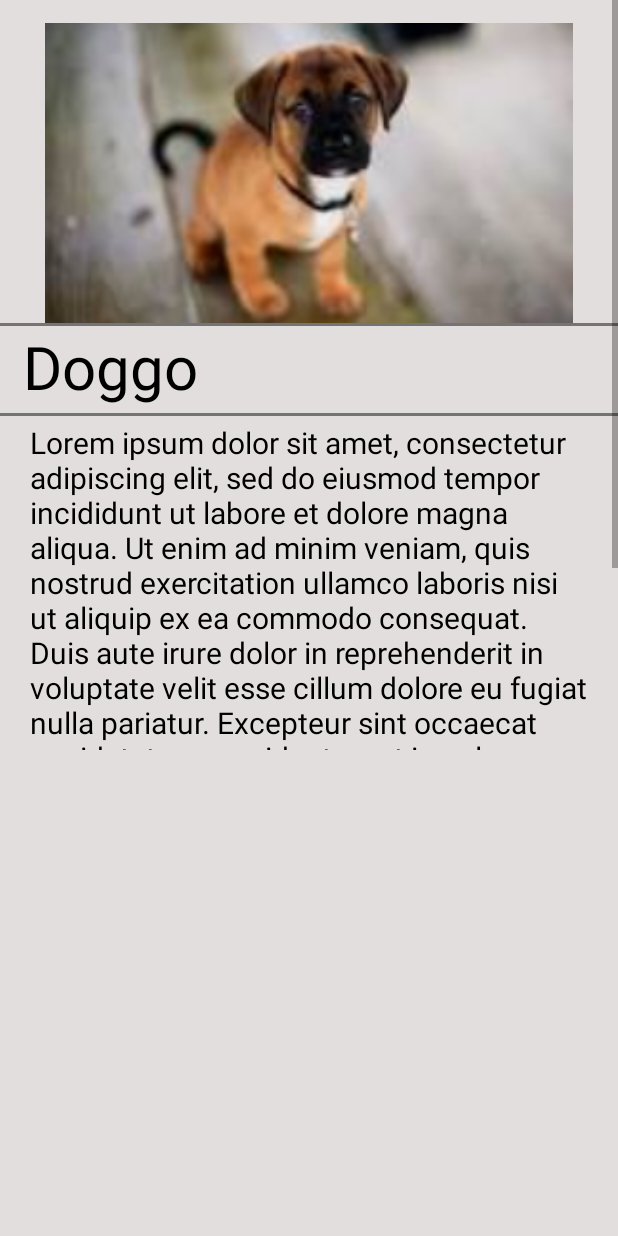
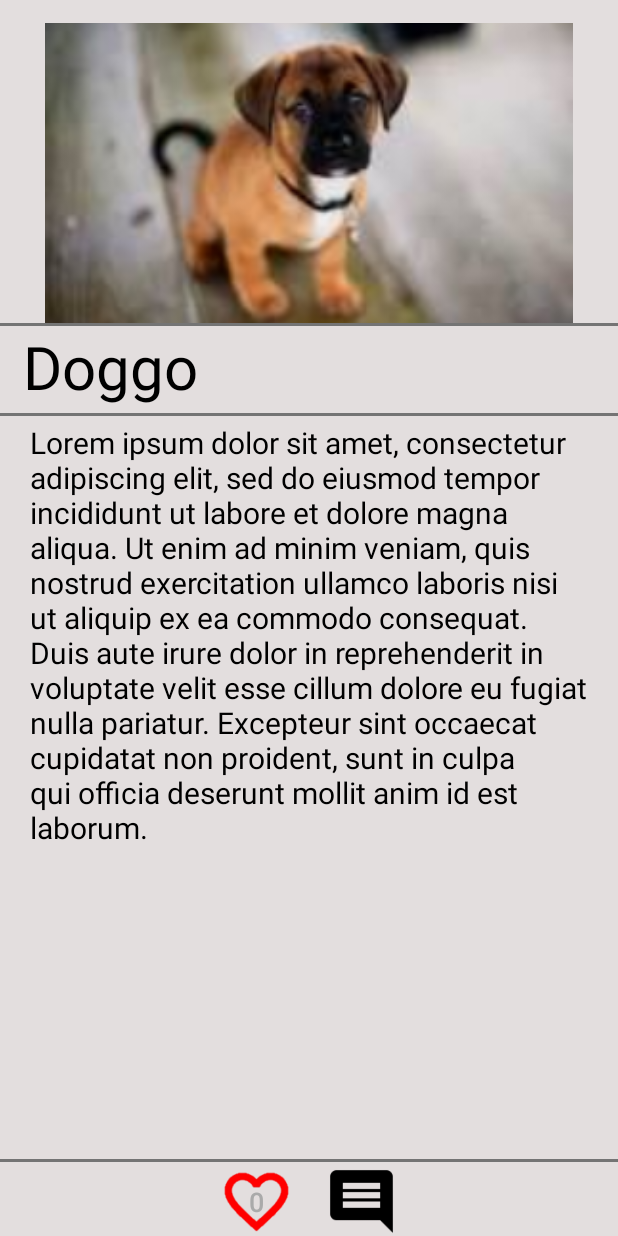
Before and after one commit to ale13131/Pupper, an Android app: the layout activity_dog_profile.xml on its own in the app's theme, with its tools: preview values and no code run, on a phone screen of 412 x 824 dp. Run offline under Robolectric (Android 15) with nearby library versions, the phone set to English and light mode, and no system bars; Roboto replaces fonts that are not available here.

Commit message:
Idk why android studio keeps adding to the module :/

```diff
--- a/app/src/main/res/layout/activity_dog_profile.xml
+++ b/app/src/main/res/layout/activity_dog_profile.xml
@@ -1,5 +1,5 @@
 <?xml version="1.0" encoding="utf-8"?>
-<LinearLayout
+<FrameLayout
     xmlns:android="http://schemas.android.com/apk/res/android"
     xmlns:app="http://schemas.android.com/apk/res-auto"
     xmlns:tools="http://schemas.android.com/tools"
@@ -11,12 +11,13 @@
 
     <ScrollView
         android:layout_width="match_parent"
-        android:layout_height="500dp"
-        android:fadeScrollbars="true">
+        android:layout_height="wrap_content"
+        android:fadeScrollbars="true"
+        android:layout_marginBottom="55dp">
 
         <LinearLayout
             android:layout_width="match_parent"
-            android:layout_height="500dp"
+            android:layout_height="wrap_content"
             android:orientation="vertical">
 
             <ImageView
@@ -24,20 +25,21 @@
                 android:layout_width="match_parent"
                 android:layout_height="200dp"
                 android:layout_gravity="center|top"
+                android:layout_marginHorizontal="30dp"
                 android:layout_marginTop="15dp"
-                android:layout_marginHorizontal="30dp"
                 android:scaleType="centerCrop"
                 app:srcCompat="@drawable/doggo2" />
 
             <View
                 android:layout_width="fill_parent"
                 android:layout_height="2dp"
-                android:background="#747474"/>
+                android:background="#747474" />
 
             <TextView
                 android:id="@+id/textViewDogName"
                 android:layout_width="match_parent"
                 android:layout_height="wrap_content"
+                android:layout_alignParentStart="true"
                 android:layout_marginHorizontal="15dp"
                 android:fontFamily="@font/adamina"
                 android:text="@string/defaultDogName"
@@ -46,9 +48,9 @@
 
             <View
                 android:layout_width="fill_parent"
+                android:layout_height="2dp"
                 android:layout_marginVertical="4dp"
-                android:layout_height="2dp"
-                android:background="#747474"/>
+                android:background="#747474" />
 
             <TextView
                 android:id="@+id/textViewDogInfo"
@@ -60,13 +62,36 @@
                 android:textColor="@android:color/black"
                 android:textSize="20sp" />
 
+        </LinearLayout>
+    </ScrollView>
+
+    <LinearLayout
+        android:layout_width="match_parent"
+        android:layout_height="55dp"
+        android:orientation="vertical"
+        android:layout_gravity="bottom">
+
+        <View
+            android:layout_width="fill_parent"
+            android:layout_height="2dp"
+            android:layout_marginVertical="4dp"
+            android:background="#747474" />
+
+        <LinearLayout
+            android:layout_width="match_parent"
+            android:layout_height="60dp"
+            android:layout_gravity="bottom"
+            android:gravity="center"
+            android:orientation="horizontal">
+
+
             <Button
                 android:id="@+id/btnDogProfileLike"
-                android:layout_width="45dp"
-                android:layout_height="45dp"
-                android:layout_above="@+id/textView3"
-                android:layout_alignParentStart="true"
+                android:layout_width="50dp"
+                android:layout_height="50dp"
+                android:layout_gravity="center"
                 android:background="@drawable/button_selector"
+                android:layout_marginBottom="7dp"
                 android:onClick="likeDog"
                 android:text="0"
                 android:textAlignment="center"
@@ -77,12 +102,14 @@
                 android:id="@+id/btnDogProfileComment"
                 android:layout_width="50dp"
                 android:layout_height="50dp"
-                android:layout_above="@+id/textView3"
-                android:layout_alignParentEnd="true"
-                android:layout_alignWithParentIfMissing="false"
+                android:layout_marginLeft="20dp"
+                android:layout_marginBottom="7dp"
+                android:layout_toLeftOf="@id/btnDogProfileLike"
                 android:background="@drawable/ic_comment_black_24dp"
                 android:onClick="addComment" />
 
         </LinearLayout>
-    </ScrollView>
-</LinearLayout>
+
+    </LinearLayout>
+
+</FrameLayout>
```
